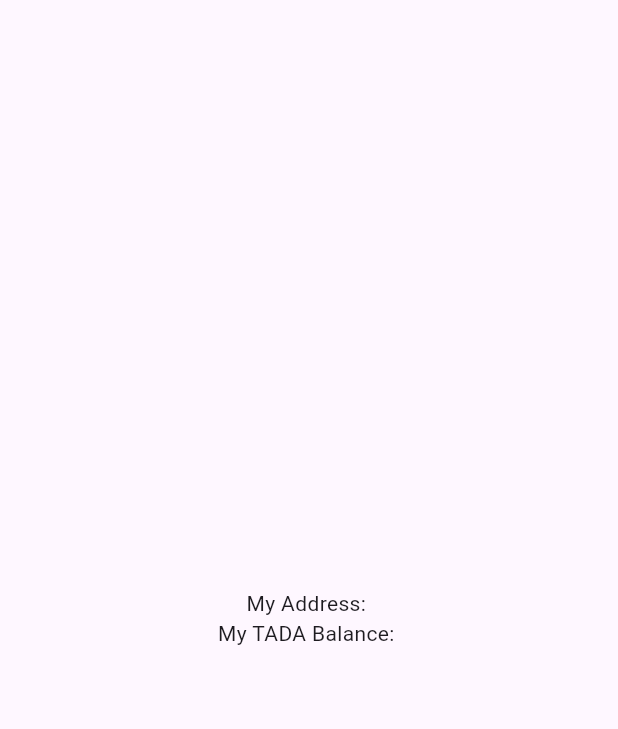
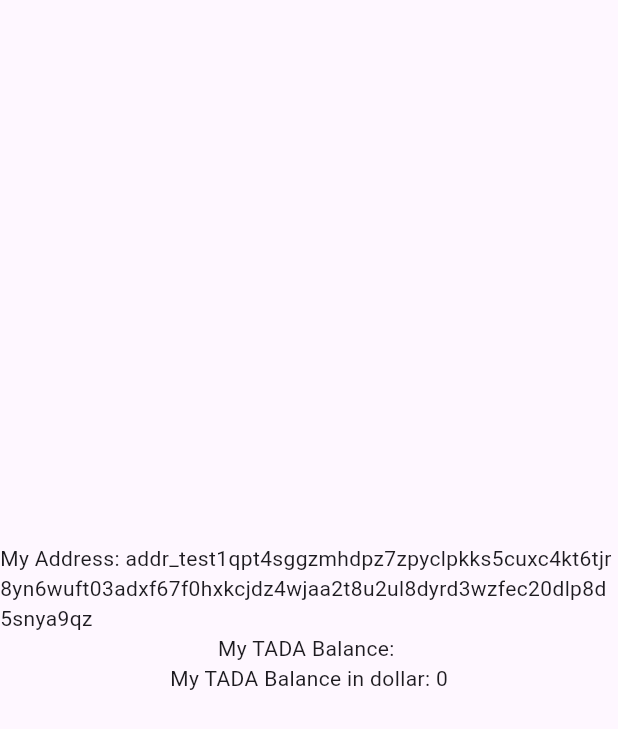
Before and after one commit to Developerdavido/cardano-test_app, a Flutter app: the screen it shows after launch, on a phone screen of 412 x 824 dp. Shown: the top 729 px of the screen. Run offline on Flutter 3.47's test engine with Material 3 defaults, Android fonts, the phone set to English and light mode, and no system bars; network calls fail.

Commit message:
Refactored the code to ensure scalabality

```diff
--- /dev/null
+++ b/lib/constants/api_constants.dart
@@ -0,0 +1,11 @@
+class ApiConstants {
+
+
+  static const String blockfrostUrl = 'https://cardano-preprod.blockfrost.io/api/v0';
+
+  static const String blockfrostProjectId = 'preprodlo33f9Vie8QoTKZp81roGyL1qRQt9Shi';
+
+  static const String myAddress =
+      'addr_test1qpt4sggzmhdpz7zpyclpkks5cuxc4kt6tjr8yn6wuft03adxf67f0hxkcjdz4wjaa2t8u2ul8dyrd3wzfec20dlp8d5snya9qz';
+
+}
--- a/lib/main.dart
+++ b/lib/main.dart
@@ -1,6 +1,6 @@
 import 'package:flutter/material.dart';
 import 'package:http/http.dart' as http;
-import 'dart:convert';
+import 'package:myapp/screens/dashboard.dart';
 
 void main() {
   runApp(const MyApp());
@@ -15,21 +15,6 @@ class MyApp extends StatelessWidget {
     return MaterialApp(
       title: 'Flutter Demo',
       theme: ThemeData(
-        // This is the theme of your application.
-        //
-        // TRY THIS: Try running your application with "flutter run". You'll see
-        // the application has a purple toolbar. Then, without quitting the app,
-        // try changing the seedColor in the colorScheme below to Colors.green
-        // and then invoke "hot reload" (save your changes or press the "hot
-        // reload" button in a Flutter-supported IDE, or press "r" if you used
-        // the command line to start the app).
-        //
-        // Notice that the counter didn't reset back to zero; the application
-        // state is not lost during the reload. To reset the state, use hot
-        // restart instead.
-        //
-        // This works for code too, not just values: Most code changes can be
-        // tested with just a hot reload.
         colorScheme: ColorScheme.fromSeed(seedColor: Colors.deepPurple),
         useMaterial3: true,
       ),
@@ -37,85 +22,3 @@ class MyApp extends StatelessWidget {
     );
   }
 }
-
-class Dashboard extends StatefulWidget {
-  const Dashboard({super.key});
-
-  @override
-  State<Dashboard> createState() => _DashboardState();
-}
-
-class _DashboardState extends State<Dashboard> {
-
-  String blockfrostUrl = 'https://cardano-preprod.blockfrost.io/api/v0';
-
-  String blockfrostProjectId = 'preprodlo33f9Vie8QoTKZp81roGyL1qRQt9Shi';
-
-  String myAddress = 'addr_test1qpt4sggzmhdpz7zpyclpkks5cuxc4kt6tjr8yn6wuft03adxf67f0hxkcjdz4wjaa2t8u2ul8dyrd3wzfec20dlp8d5snya9qz';
-
-  String myAdressFromApi = '';
-
-  String myTADABalance = '';
-
-  //this function will get the balance of my wallet
-  getBalance() {
-    var url = Uri.parse("$blockfrostUrl/addresses/$myAddress");
-    var headers = {"project_id": blockfrostProjectId};
-    //get request from blockfrost servers
-    http.get(url, headers: headers).then((response) {
-
-      String responseBody = response.body;
-
-      ///convert string code to map<String, dynamic> in dart
-      Map<String, dynamic> addressMap = jsonDecode(responseBody);
-      setState(() {
-        myAdressFromApi = addressMap['address'];
-        _getADABalance(addressMap['amount']);
-      });
-
-      print("response body ====> ${response.body}");
-      print("response status code ====> ${response.statusCode}");
-
-    });
-  }
-
-  _getADABalance(List<dynamic> amounts) {
-    Map<dynamic,dynamic> lovelaceBalance =
-    amounts.firstWhere((singleAmount) => singleAmount['unit'] == 'lovelace');
-    num lovelaceQuantity = num.parse(lovelaceBalance['quantity']);
-    myTADABalance = (lovelaceQuantity/1000000).toStringAsFixed(2);
-  }
-
-
-//this will call the get balance when the state is initialized
-  @override
-  void initState() {
-    super.initState();
-    getBalance();
-  }
-
-  @override
-  Widget build(BuildContext context) {
-    return Scaffold(
-      body: Column(
-        mainAxisAlignment: MainAxisAlignment.center,
-        crossAxisAlignment: CrossAxisAlignment.start,
-        children: [
-          Align(
-            alignment: Alignment.center,
-            child: Text("My Address: $myAdressFromApi",
-            textAlign: TextAlign.left,
-            ),
-          ),
-          Align(
-            alignment: Alignment.center,
-            child: Text("My TADA Balance: $myTADABalance",
-            textAlign: TextAlign.left,
-            ),
-          )
-          //Assignment: using a text display the Dollar equivalent of your test ada
-        ],
-      ),
-    );
-  }
-}
--- /dev/null
+++ b/lib/screens/dashboard.dart
@@ -0,0 +1,95 @@
+import 'package:flutter/material.dart';
+import 'package:myapp/constants/api_constants.dart';
+import 'package:myapp/services/address_service.dart';
+
+class Dashboard extends StatefulWidget {
+  const Dashboard({super.key});
+
+  @override
+  State<Dashboard> createState() => _DashboardState();
+}
+
+class _DashboardState extends State<Dashboard> {
+  String myAdressFromApi = '';
+
+  String myTADABalance = '';
+
+  num dollarEquivalentOfAda = 0;
+
+  AddressService addressService = AddressService();
+
+  // //this function will get the balance of my wallet
+  // getBalance() {
+  //   var url = Uri.parse("$blockfrostUrl/addresses/$myAddress");
+  //   var headers = {"project_id": blockfrostProjectId};
+  //   //get request from blockfrost servers
+  //   http.get(url, headers: headers).then((response) {
+  //     String responseBody = response.body;
+
+  //     ///convert string code to map<String, dynamic> in dart
+  //     Map<String, dynamic> addressMap = jsonDecode(responseBody);
+  //     setState(() {
+  //       myAdressFromApi = addressMap['address'];
+  //       _getADABalance(addressMap['amount']);
+  //     });
+
+  //     print("response body ====> ${response.body}");
+  //     print("response status code ====> ${response.statusCode}");
+  //   });
+  // }
+
+  // _getADABalance(List<dynamic> amounts) {
+  //   Map<dynamic, dynamic> lovelaceBalance = amounts
+  //       .firstWhere((singleAmount) => singleAmount['unit'] == 'lovelace');
+  //   num lovelaceQuantity = num.parse(lovelaceBalance['quantity']);
+  //   myTADABalance = (lovelaceQuantity / 1000000).toStringAsFixed(2);
+  //   dollarEquivalentOfAda = (lovelaceQuantity / 1000000) * 0.39;
+  // }
+
+//this will call the get balance when the state is initialized
+  @override
+  void initState() {
+    super.initState();
+    addressService.getBalance().then((balance) {
+      setState(() {
+        myTADABalance = balance;
+        dollarEquivalentOfAda = double.parse(balance) * 0.39;
+      });
+    });
+    // getBalance();
+  }
+
+  @override
+  Widget build(BuildContext context) {
+    return Scaffold(
+      body: Column(
+        mainAxisAlignment: MainAxisAlignment.center,
+        crossAxisAlignment: CrossAxisAlignment.start,
+        children: [
+          const Align(
+            alignment: Alignment.center,
+            child: Text(
+              "My Address: ${ApiConstants.myAddress}",
+              textAlign: TextAlign.left,
+            ),
+          ),
+          Align(
+            alignment: Alignment.center,
+            child: Text(
+              "My TADA Balance: $myTADABalance",
+              textAlign: TextAlign.left,
+            ),
+          ),
+          //Assignment: using a text display the Dollar equivalent of your test ada
+          Align(
+            alignment: Alignment.center,
+            child: Text(
+              "My TADA Balance in dollar: $dollarEquivalentOfAda",
+              textAlign: TextAlign.left,
+            ),
+          )
+        ],
+      ),
+    );
+  }
+}
```
Also changed, not shown: lib/services/address_service.dart (added, +33 -0 lines), lib/services/http_service.dart (added, +15 -0 lines).
